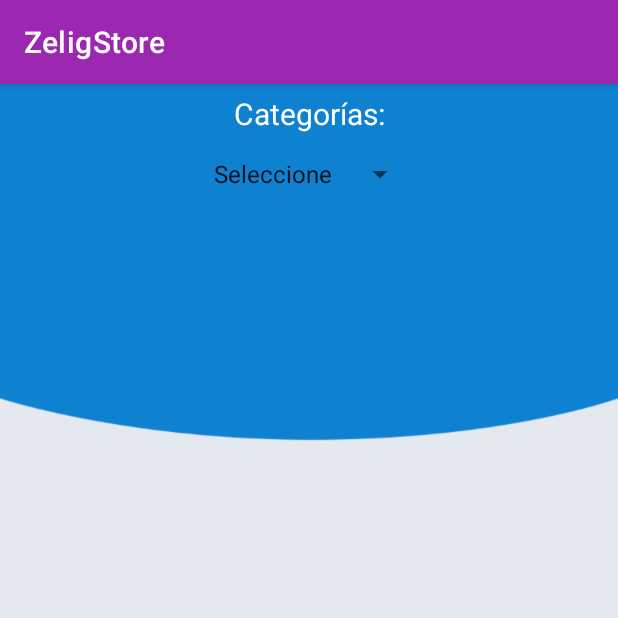
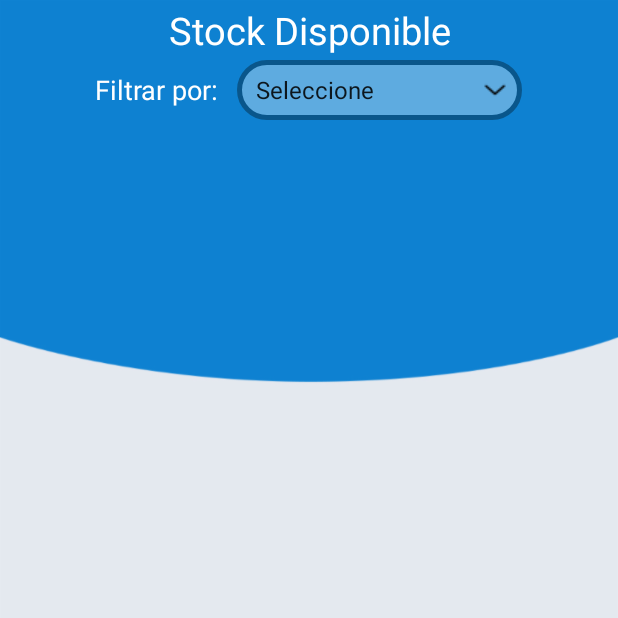
Before and after one commit to Mauri20/ProyectoIV, an Android app: the ReebokActivity screen opened directly, with no data from a screen before it, on a phone screen of 412 x 824 dp, the top half of it. Run offline under Robolectric (Android 15) with nearby library versions, the phone set to English and light mode, and no system bars; network calls fail; 1 statement that could not run was skipped.

Commit message:
Adding and Modifing..

```diff
--- a/ZeligStore/app/build.gradle
+++ b/ZeligStore/app/build.gradle
@@ -49,7 +49,8 @@ dependencies {
     implementation 'com.google.android.material:material:1.0.0'
 
     //Libreria para manejar imagenes
-    implementation "com.squareup.picasso:picasso:2.71828"
+    //implementation "com.squareup.picasso:picasso:2.71828"
+    //
     //Dependencias para poder consumir una API directamente.
     implementation 'com.squareup.retrofit2:retrofit:2.9.0'
     implementation 'com.squareup.retrofit2:converter-gson:2.5.0'
--- a/ZeligStore/app/src/main/AndroidManifest.xml
+++ b/ZeligStore/app/src/main/AndroidManifest.xml
@@ -21,7 +21,8 @@
             android:exported="true" />
         <activity
             android:name=".ReebokActivity"
-            android:exported="true" />
+            android:exported="true"
+            android:theme="@style/AppTheme.NoActionBar"/>
         <activity
             android:name=".NikeActivity"
             android:exported="true" />
--- a/ZeligStore/app/src/main/java/com/claseoct/zeligstore/Adapters/ReebookHolder.kt
+++ b/ZeligStore/app/src/main/java/com/claseoct/zeligstore/Adapters/ReebookHolder.kt
@@ -8,7 +8,6 @@ import androidx.recyclerview.widget.RecyclerView
 import com.claseoct.zeligstore.Models.ZapatosClass
 import com.claseoct.zeligstore.R
 import com.claseoct.zeligstore.databinding.ItemRebookBinding
-import com.squareup.picasso.Picasso
 
 class ReebookHolder(view: View):RecyclerView.ViewHolder(view) {
     private val binding=ItemRebookBinding.bind(view)
@@ -17,9 +16,9 @@ class ReebookHolder(view: View):RecyclerView.ViewHolder(view) {
         var bitMap:Bitmap=BitmapFactory.decodeByteArray(convertToBytes,0,convertToBytes.size)
         binding.ivItemReebook.setImageBitmap(bitMap)
         binding.tvModelo.setText(zapato.idmodelo.nombremod)
-        binding.tvTalla.setText(zapato.talla.toString())
+        binding.tvTalla.setText("Talla: " + zapato.talla.toString())
         binding.tvEstilo.setText(zapato.idestilo.nombreest)
-        binding.tvPrecio.setText(zapato.precio.toString())
+        binding.tvPrecio.setText("$"+zapato.precio.toString())
 
     }
 }
--- /dev/null
+++ b/ZeligStore/app/src/main/res/drawable/spinner_style.xml
@@ -0,0 +1,25 @@
+<?xml version="1.0" encoding="utf-8"?>
+<selector xmlns:android="http://schemas.android.com/apk/res/android">
+    <item>
+        <layer-list>
+            <item>
+                <shape>
+                    <solid android:color="#5EABE0" />
+
+                    <stroke android:width="3dp" android:color="#09568B" />
+
+                    <padding android:bottom="1dp" android:left="5dp" android:right="10dp" android:top="1dp" />
+
+                    <corners android:radius="50dp" />
+                </shape>
+            </item>
+            <item>
+
+                <bitmap android:gravity="center|right"
+                    android:src="@drawable/downchevron">
+                </bitmap>
+
+            </item>
+        </layer-list>
+    </item>
+</selector>
--- a/ZeligStore/app/src/main/res/layout/activity_reebok.xml
+++ b/ZeligStore/app/src/main/res/layout/activity_reebok.xml
@@ -9,37 +9,45 @@
 
     <androidx.appcompat.widget.LinearLayoutCompat
         android:layout_width="match_parent"
+        android:layout_height="match_parent"
         android:orientation="vertical"
-        android:layout_height="match_parent">
+        tools:layout_editor_absoluteX="0dp"
+        tools:layout_editor_absoluteY="-16dp">
 
         <TextView
             android:id="@+id/tv_Catego"
             android:layout_width="match_parent"
             android:layout_height="40dp"
-            android:text="Categorías:"
+            android:gravity="center"
+            android:text="Stock Disponible"
             android:textColor="@color/white"
-            android:gravity="center"
-            android:textSize="20sp"
-            />
+            android:textSize="25sp" />
 
         <androidx.appcompat.widget.LinearLayoutCompat
             android:layout_width="match_parent"
             android:layout_height="wrap_content"
-            android:orientation="horizontal"
             android:gravity="center"
-            >
+            android:orientation="horizontal">
+
+            <TextView
+                android:layout_width="wrap_content"
+                android:layout_height="wrap_content"
+                android:text="Filtrar por:"
+                android:textColor="@color/white"
+                android:textSize="18sp"
+                ></TextView>
+
             <Spinner
                 android:id="@+id/sp_Catego"
-                android:popupBackground="@color/login_bk_color"
-                android:layout_width="wrap_content"
-                android:layout_height="40dp"
-                android:textColor="@color/white"
-                android:textSize="20sp"
-                />
+                android:background="@drawable/spinner_style"
+android:layout_marginLeft="12dp"
+                android:layout_width="190dp"
+                android:layout_height="40dp" />
         </androidx.appcompat.widget.LinearLayoutCompat>
 
         <androidx.recyclerview.widget.RecyclerView
             android:id="@+id/cv_reebook"
+            android:layout_marginTop="12dp"
             android:layout_width="match_parent"
             android:layout_height="match_parent" />
 
```
Also changed, not shown: ZeligStore/app/src/main/res/drawable/downchevron.png (added).
